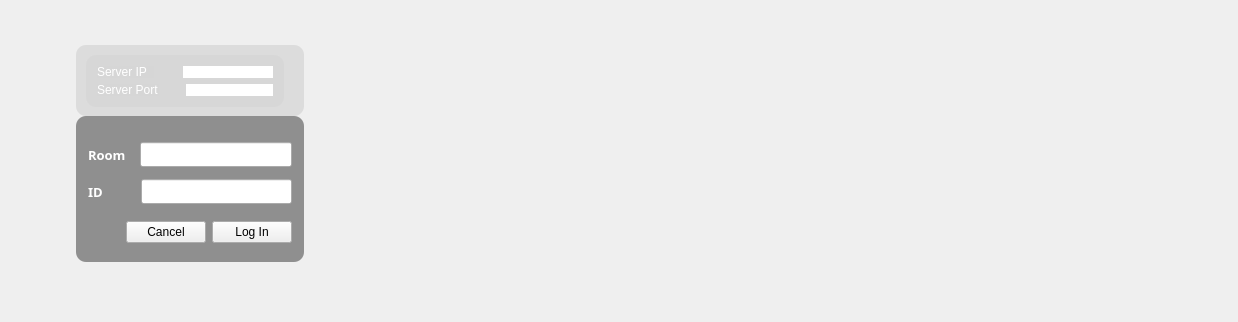
This is src/client/widget.ui in Connor1996/Distributed-Air-Conditioning-System as Qt 5 draws it before an edit. The edited form follows.
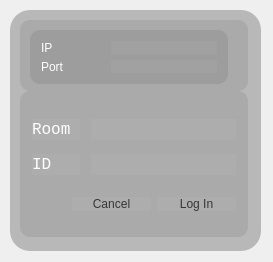
This is the edited form. Icons and pictures are not drawn.

Commit message: ui is more flexiable, quit when server crashes

```diff
--- a/src/client/widget.ui
+++ b/src/client/widget.ui
@@ -9,8 +9,8 @@
    <rect>
     <x>0</x>
     <y>0</y>
-    <width>1238</width>
-    <height>322</height>
+    <width>273</width>
+    <height>262</height>
    </rect>
   </property>
   <property name="baseSize">
@@ -35,107 +35,24 @@
   <property name="styleSheet">
    <string notr="true"/>
   </property>
-  <widget class="QWidget" name="widget" native="true">
-   <property name="geometry">
-    <rect>
-     <x>76</x>
-     <y>45</y>
-     <width>228</width>
-     <height>71</height>
-    </rect>
-   </property>
-   <property name="styleSheet">
-    <string notr="true">border-radius : 10px;
-background-color: rgba(214, 214, 214, 200);</string>
-   </property>
-   <widget class="QWidget" name="">
+  <widget class="QWidget" name="widget_2" native="true">
     <property name="geometry">
      <rect>
       <x>10</x>
       <y>10</y>
-      <width>198</width>
-      <height>52</height>
-     </rect>
-    </property>
-    <layout class="QVBoxLayout" name="verticalLayout">
-     <item>
-      <layout class="QHBoxLayout" name="horizontalLayout_3">
-       <item>
-        <widget class="QLabel" name="label_3">
+     <width>251</width>
+     <height>241</height>
+    </rect>
+   </property>
          <property name="styleSheet">
-          <string notr="true">font: 75 12pt &quot;Consolas&quot;;
-color: rgb(255, 255, 255);</string>
-         </property>
-         <property name="text">
-          <string>Server IP  </string>
-         </property>
-        </widget>
-       </item>
-       <item>
-        <spacer name="horizontalSpacer_6">
-         <property name="orientation">
-          <enum>Qt::Horizontal</enum>
-         </property>
-         <property name="sizeHint" stdset="0">
-          <size>
-           <width>40</width>
-           <height>20</height>
-          </size>
-         </property>
-        </spacer>
-       </item>
-       <item>
-        <widget class="QLineEdit" name="ipLineEdit">
-         <property name="styleSheet">
-          <string notr="true">background-color: rgb(255, 255, 255);</string>
-         </property>
-        </widget>
-       </item>
-      </layout>
-     </item>
-     <item>
-      <layout class="QHBoxLayout" name="horizontalLayout_4">
-       <item>
-        <widget class="QLabel" name="label_4">
-         <property name="styleSheet">
-          <string notr="true">font: 75 12pt &quot;Consolas&quot;;
-color: rgb(255, 255, 255);</string>
-         </property>
-         <property name="text">
-          <string>Server Port</string>
-         </property>
-        </widget>
-       </item>
-       <item>
-        <spacer name="horizontalSpacer_7">
-         <property name="orientation">
-          <enum>Qt::Horizontal</enum>
-         </property>
-         <property name="sizeHint" stdset="0">
-          <size>
-           <width>40</width>
-           <height>20</height>
-          </size>
-         </property>
-        </spacer>
-       </item>
-       <item>
-        <widget class="QLineEdit" name="portLineEdit">
-         <property name="styleSheet">
-          <string notr="true">background-color: rgb(255, 255, 255);</string>
-         </property>
-        </widget>
-       </item>
-      </layout>
-     </item>
-    </layout>
-   </widget>
-  </widget>
+    <string notr="true">background-color : rgba(100, 100, 100, 100);
+border-radius : 20px;</string>
+   </property>
   <widget class="QFrame" name="verticalFrame">
    <property name="geometry">
     <rect>
-     <x>76</x>
-     <y>116</y>
+      <x>10</x>
+      <y>81</y>
      <width>228</width>
      <height>146</height>
     </rect>
@@ -146,7 +63,7 @@
    <property name="styleSheet">
     <string notr="true">#verticalFrame
 {
-	background-color: rgba(0,0,0, 40%);
+	background-color: rgba(0,0,0, 20);
 	border-radius:10px;
 }
 </string>
@@ -173,14 +90,17 @@
        <widget class="QLabel" name="label">
         <property name="font">
          <font>
-          <family>微软雅黑</family>
-          <pointsize>10</pointsize>
-          <weight>75</weight>
-          <bold>true</bold>
+           <family>Consolas</family>
+           <pointsize>12</pointsize>
+           <weight>9</weight>
+           <italic>false</italic>
+           <bold>false</bold>
          </font>
         </property>
         <property name="styleSheet">
-         <string notr="true">color: rgb(255, 255, 255);</string>
+          <string notr="true">background-color : rgba(255, 255, 255, 10);
+font: 75 12pt &quot;Consolas&quot;;
+color : white;</string>
         </property>
         <property name="text">
          <string>Room </string>
@@ -207,7 +127,11 @@
        <widget class="QLineEdit" name="RoomEdit">
         <property name="font">
          <font>
-          <family>微软雅黑</family>
+           <family>Consolas</family>
+           <pointsize>12</pointsize>
+           <weight>9</weight>
+           <italic>false</italic>
+           <bold>false</bold>
          </font>
         </property>
         <property name="acceptDrops">
@@ -216,6 +140,11 @@
         <property name="autoFillBackground">
          <bool>false</bool>
         </property>
+         <property name="styleSheet">
+          <string notr="true">background-color : rgba(255, 255, 255, 10);
+color : white;
+font: 75 12pt &quot;Consolas&quot;;</string>
+         </property>
        </widget>
       </item>
      </layout>
@@ -226,17 +155,20 @@
        <widget class="QLabel" name="label_2">
         <property name="font">
          <font>
-          <family>微软雅黑</family>
-          <pointsize>10</pointsize>
-          <weight>75</weight>
-          <bold>true</bold>
+           <family>Consolas</family>
+           <pointsize>12</pointsize>
+           <weight>9</weight>
+           <italic>false</italic>
+           <bold>false</bold>
          </font>
         </property>
         <property name="styleSheet">
-         <string notr="true">color: rgb(255, 255, 255);</string>
+          <string notr="true">font: 75 12pt &quot;Consolas&quot;;
+color : white;
+background-color : rgba(255, 255, 255, 10);</string>
         </property>
         <property name="text">
-         <string>ID        </string>
+          <string>ID   </string>
         </property>
        </widget>
       </item>
@@ -260,14 +192,20 @@
        <widget class="QLineEdit" name="IDEdit">
         <property name="font">
          <font>
-          <family>微软雅黑</family>
+           <family>Consolas</family>
+           <pointsize>12</pointsize>
+           <weight>9</weight>
+           <italic>false</italic>
+           <bold>false</bold>
          </font>
         </property>
         <property name="autoFillBackground">
          <bool>false</bool>
         </property>
         <property name="styleSheet">
-         <string notr="true"/>
+          <string notr="true">background-color : rgba(255, 255, 255, 10);
+color : white;
+font: 75 12pt &quot;Consolas&quot;;</string>
         </property>
         <property name="text">
          <string/>
@@ -322,7 +260,9 @@
          <enum>Qt::NoFocus</enum>
         </property>
         <property name="styleSheet">
-         <string notr="true"/>
+          <string notr="true">font: 75 12pt &quot;Consolas&quot;;
+color : rgba(0, 0, 0, 175);
+background-color : rgba(255, 255, 255, 10);</string>
         </property>
         <property name="text">
          <string>Cancel</string>
@@ -340,6 +280,11 @@
         <property name="focusPolicy">
          <enum>Qt::NoFocus</enum>
         </property>
+         <property name="styleSheet">
+          <string notr="true">font: 75 12pt &quot;Consolas&quot;;
+color : rgba(0, 0, 0, 175);
+background-color : rgba(255, 255, 255, 10);</string>
+         </property>
         <property name="text">
          <string>Log In</string>
         </property>
@@ -348,6 +293,109 @@
      </layout>
     </item>
    </layout>
+   </widget>
+   <widget class="QWidget" name="widget" native="true">
+    <property name="geometry">
+     <rect>
+      <x>10</x>
+      <y>10</y>
+      <width>228</width>
+      <height>71</height>
+     </rect>
+    </property>
+    <property name="styleSheet">
+     <string notr="true">background-color: rgba(0,0,0, 20);
+border-radius:10px;</string>
+    </property>
+    <widget class="QWidget" name="layoutWidget">
+     <property name="geometry">
+      <rect>
+       <x>10</x>
+       <y>10</y>
+       <width>198</width>
+       <height>54</height>
+      </rect>
+     </property>
+     <layout class="QVBoxLayout" name="verticalLayout">
+      <item>
+       <layout class="QHBoxLayout" name="horizontalLayout_3">
+        <item>
+         <widget class="QLabel" name="label_3">
+          <property name="styleSheet">
+           <string notr="true">font: 75 12pt &quot;Consolas&quot;;
+color: rgb(255, 255, 255);
+background-color : rgba(255, 255, 255, 0);</string>
+          </property>
+          <property name="text">
+           <string>IP  </string>
+          </property>
+         </widget>
+        </item>
+        <item>
+         <spacer name="horizontalSpacer_6">
+          <property name="orientation">
+           <enum>Qt::Horizontal</enum>
+          </property>
+          <property name="sizeHint" stdset="0">
+           <size>
+            <width>40</width>
+            <height>20</height>
+           </size>
+          </property>
+         </spacer>
+        </item>
+        <item>
+         <widget class="QLineEdit" name="ipLineEdit">
+          <property name="styleSheet">
+           <string notr="true">font: 75 12pt &quot;Consolas&quot;;
+color: rgb(255, 255, 255);
+background-color : rgba(255, 255, 255, 10);</string>
+          </property>
+         </widget>
+        </item>
+       </layout>
+      </item>
+      <item>
+       <layout class="QHBoxLayout" name="horizontalLayout_4">
+        <item>
+         <widget class="QLabel" name="label_4">
+          <property name="styleSheet">
+           <string notr="true">font: 75 12pt &quot;Consolas&quot;;
+color: rgb(255, 255, 255);
+background-color : rgba(255, 255, 255, 0);</string>
+          </property>
+          <property name="text">
+           <string>Port</string>
+          </property>
+         </widget>
+        </item>
+        <item>
+         <spacer name="horizontalSpacer_7">
+          <property name="orientation">
+           <enum>Qt::Horizontal</enum>
+          </property>
+          <property name="sizeHint" stdset="0">
+           <size>
+            <width>40</width>
+            <height>20</height>
+           </size>
+          </property>
+         </spacer>
+        </item>
+        <item>
+         <widget class="QLineEdit" name="portLineEdit">
+          <property name="styleSheet">
+           <string notr="true">font: 75 12pt &quot;Consolas&quot;;
+color: rgb(255, 255, 255);
+background-color : rgba(255, 255, 255, 10);</string>
+          </property>
+         </widget>
+        </item>
+       </layout>
+      </item>
+     </layout>
+    </widget>
+   </widget>
   </widget>
  </widget>
  <layoutdefault spacing="6" margin="11"/>
```
Lines whose indentation alone changed are shown as unchanged. The commit also changes 5 other files.
